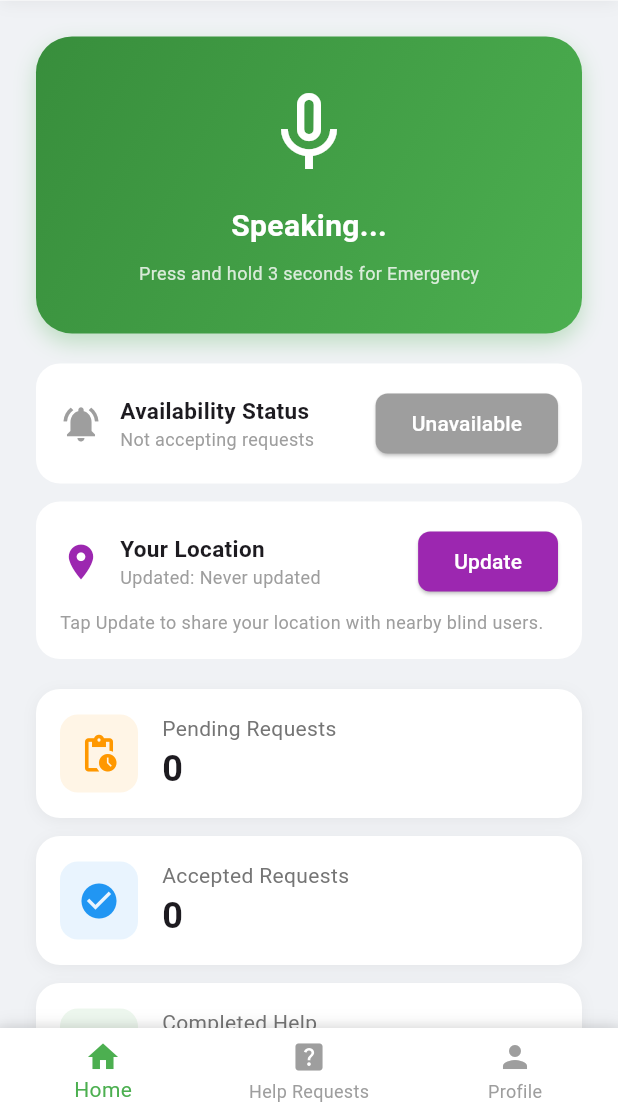
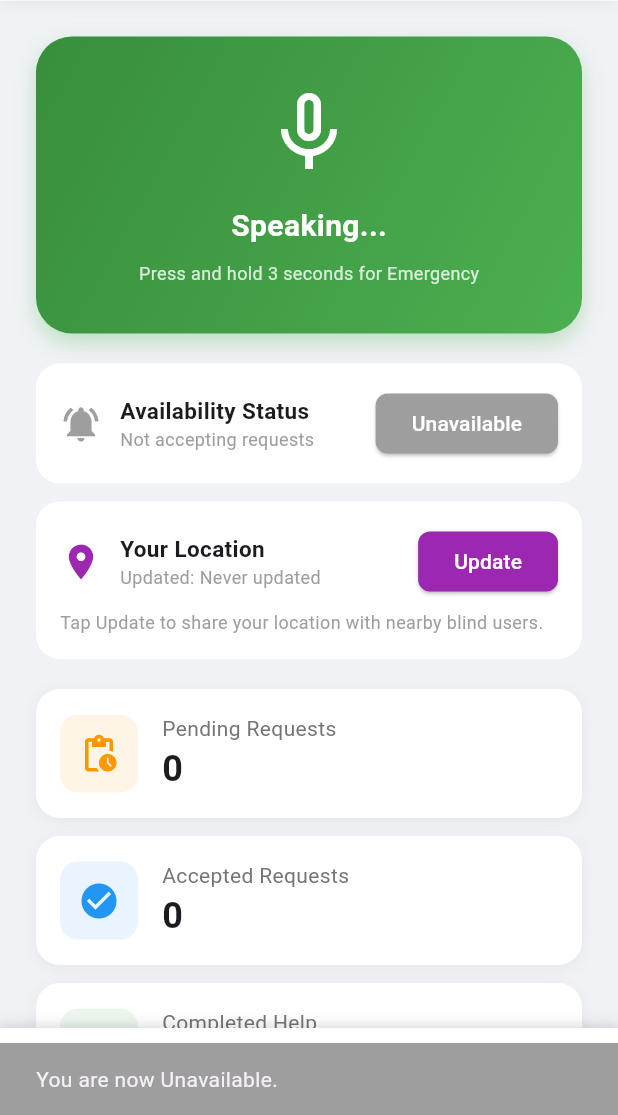
Before and after one commit to dotrovi/BlindFriend, a Flutter app: the VolunteerHomePage screen opened directly with empty values, after a tap on "Available", on a phone screen of 412 x 824 dp, the part 121-1236 px from its top. Run offline on Flutter 3.47's test engine with Material 3 defaults, Android fonts, the phone set to English and light mode, and no system bars; our stand-ins replace cloud_firestore, firebase_auth, firebase_core, flutter_tts, geolocator, permission_handler and 2 more; missing offline and left inert: mobile_scanner; accounts and stored records are empty; statements that could not run were skipped.

Commit message:
SCRUM-29: Added volunteer  availability status

```diff
--- a/lib/volunteer_home_page.dart
+++ b/lib/volunteer_home_page.dart
@@ -343,6 +343,18 @@ class _VolunteerHomePageState extends State<VolunteerHomePage> {
   if (!mounted) return;
   if (success) {
     setState(() => _isAvailable = newValue);
+    if (mounted) {
+      ScaffoldMessenger.of(context).showSnackBar(
+        SnackBar(
+          content: Text(
+            newValue
+                ? 'You are now Available. Blind users can find you!'
+                : 'You are now Unavailable.',
+          ),
+          backgroundColor: newValue ? Colors.green : Colors.grey,
+        ),
+      );
+    }
   } else {
     ScaffoldMessenger.of(context).showSnackBar(const SnackBar(
       content: Text('Failed to update availability. Please try again.'),
```
Lines whose indentation alone changed are shown as unchanged.
